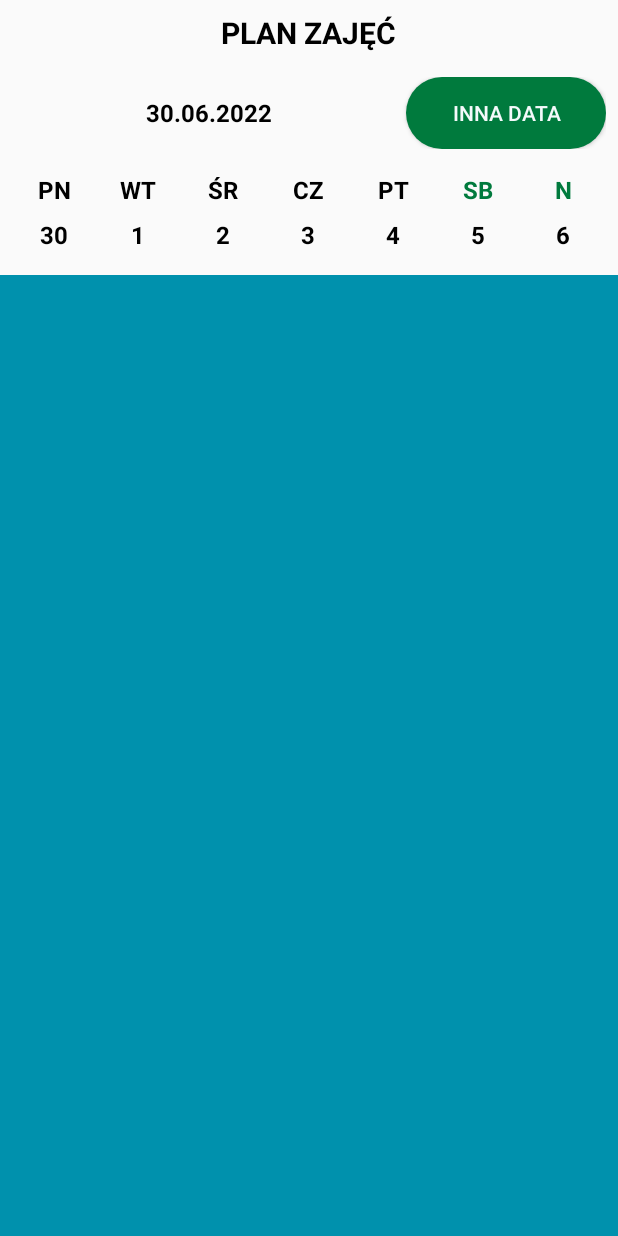
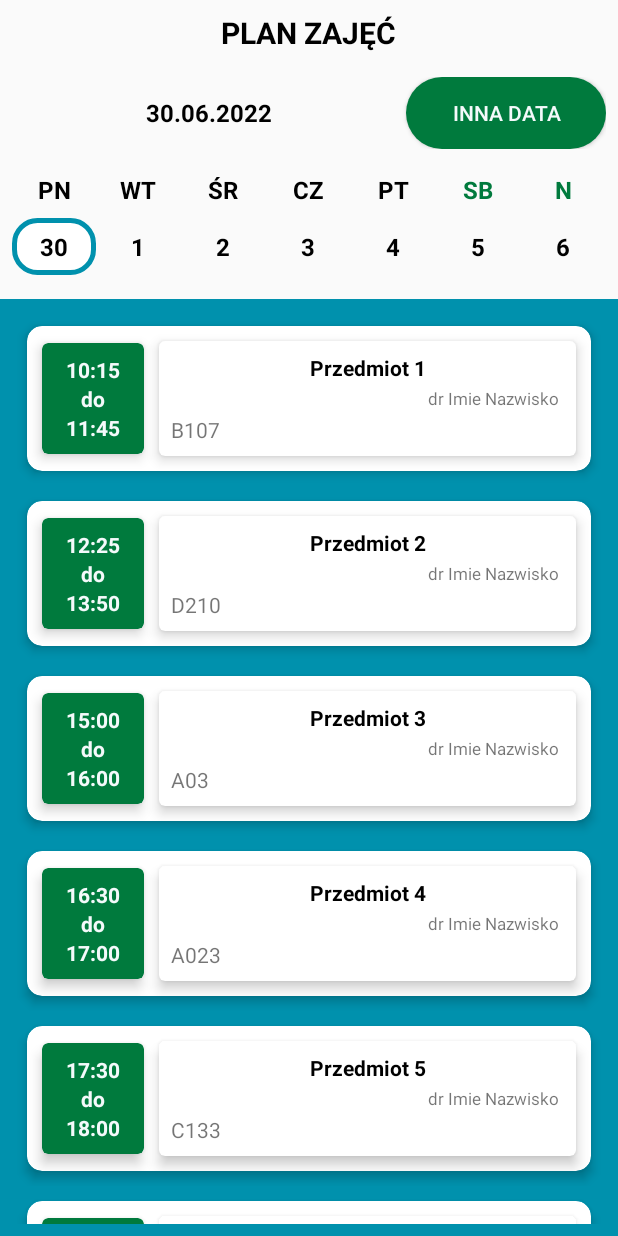
Before and after one commit to Nihon13/PrzUsosLite, an Android app: the ScheduleActivity screen opened directly, with no data from a screen before it, on a phone screen of 412 x 824 dp. Run offline under Robolectric (Android 15) with nearby library versions, the phone set to English and light mode, and no system bars.

Commit message:
Added RecycleView to ScheduleActivity

```diff
--- a/app/src/main/java/com/nihon/przusoslite/ScheduleActivity.java
+++ b/app/src/main/java/com/nihon/przusoslite/ScheduleActivity.java
@@ -3,12 +3,15 @@ package com.nihon.przusoslite;
 import android.app.DatePickerDialog;
 import android.os.Bundle;
 import android.widget.Button;
-import android.widget.DatePicker;
 import android.widget.TextView;
 
 import androidx.appcompat.app.AppCompatActivity;
+import androidx.recyclerview.widget.LinearLayoutManager;
+import androidx.recyclerview.widget.RecyclerView;
 
+import java.sql.Time;
 import java.text.SimpleDateFormat;
+import java.util.ArrayList;
 import java.util.Calendar;
 
 public class ScheduleActivity extends AppCompatActivity
@@ -20,6 +23,8 @@ public class ScheduleActivity extends AppCompatActivity
     private DatePickerDialog datePickerDialog;
     private Calendar calendar;
 
+    private ArrayList<ScheduleActivityModel> scheduleActivityModels = new ArrayList<>();
+
     @Override
     protected void onCreate(Bundle savedInstanceState)
     {
@@ -29,6 +34,8 @@ public class ScheduleActivity extends AppCompatActivity
         if (getSupportActionBar() != null) {
             getSupportActionBar().hide();
         }
+
+        RecyclerView recyclerView = findViewById(R.id.calendarRecycler);
 
         days[0] = findViewById(R.id.day_1);
         days[1] = findViewById(R.id.day_2);
@@ -46,6 +53,18 @@ public class ScheduleActivity extends AppCompatActivity
         changeDateButton.setOnClickListener(v -> initDatePicker());
 
         setDays(calendar);
+
+        addScheduleActivity(new Time(10,15,00), new Time(11, 45, 00), "Przedmiot 1", "dr Imie Nazwisko", "B107");
+        addScheduleActivity(new Time(12,25,00), new Time(13, 50, 00), "Przedmiot 2", "dr Imie Nazwisko", "D210");
+        addScheduleActivity(new Time(15,00,00), new Time(16, 00, 00), "Przedmiot 3", "dr Imie Nazwisko", "A03");
+        addScheduleActivity(new Time(16,30,00), new Time(17, 00, 00), "Przedmiot 4", "dr Imie Nazwisko", "A023");
+        addScheduleActivity(new Time(17,30,00), new Time(18, 00, 00), "Przedmiot 5", "dr Imie Nazwisko", "C133");
+        addScheduleActivity(new Time(18,30,00), new Time(19, 00, 00), "Przedmiot 6", "dr Imie Nazwisko", "A13");
+        addScheduleActivity(new Time(19,00,00), new Time(22, 00, 00), "Przedmiot 7", "dr Imie Nazwisko", "D01");
+
+        ScheduleRecycleViewAdapter adapter = new ScheduleRecycleViewAdapter(this, scheduleActivityModels);
+        recyclerView.setAdapter(adapter);
+        recyclerView.setLayoutManager(new LinearLayoutManager(this));
     }
 
     private void initDatePicker()
@@ -78,4 +97,9 @@ public class ScheduleActivity extends AppCompatActivity
         }
     }
 
+    private void addScheduleActivity(Time startTime, Time endTime, String activityName, String prof, String room)
+    {
+        scheduleActivityModels.add(new ScheduleActivityModel(startTime, endTime, activityName, prof, room));
+    }
+
 }
--- /dev/null
+++ b/app/src/main/java/com/nihon/przusoslite/ScheduleActivityModel.java
@@ -0,0 +1,71 @@
+package com.nihon.przusoslite;
+
+import java.sql.Time;
+
+public class ScheduleActivityModel
+{
+    private Time startTime;
+    private Time endTime;
+    private String activityTitle;
+    private String professor;
+    private String room;
+
+
+    public ScheduleActivityModel(Time startTime, Time endTime, String activityTitle, String professor, String room)
+    {
+        this.startTime = startTime;
+        this.endTime = endTime;
+        this.activityTitle = activityTitle;
+        this.professor = professor;
+        this.room = room;
+    }
+
+    public String getStartTime()
+    {
+        String text = startTime.getHours() + ":";
+
+        int minutes = startTime.getMinutes();
+        if (minutes < 10)
+        {
+            text = text + "0" + minutes;
+        }
+        else
+        {
+            text = text + minutes;
+        }
+
+        return text;
+    }
+
+    public String getEndTime()
+    {
+        String text = endTime.getHours() + ":";
+
+        int minutes = endTime.getMinutes();
+        if (minutes < 10)
+        {
+            text = text + "0" + minutes;
+        }
+        else
+        {
+            text = text + minutes;
+        }
+
+        return text;
+    }
+
+    public String getActivityTitle()
+    {
+        return activityTitle;
+    }
+
+    public String getProfessor()
+    {
+        return professor;
+    }
+
+    public String getRoom()
+    {
+        return room;
+    }
+}
--- /dev/null
+++ b/app/src/main/java/com/nihon/przusoslite/ScheduleRecycleViewAdapter.java
@@ -0,0 +1,70 @@
+package com.nihon.przusoslite;
+
+import android.content.Context;
+import android.view.LayoutInflater;
+import android.view.View;
+import android.view.ViewGroup;
+import android.widget.TextView;
+
+import androidx.annotation.NonNull;
+import androidx.recyclerview.widget.RecyclerView;
+
+import java.util.ArrayList;
+
+public class ScheduleRecycleViewAdapter extends RecyclerView.Adapter<ScheduleRecycleViewAdapter.MyViewHolder>
+{
+    Context context;
+    ArrayList<ScheduleActivityModel> scheduleActivityModels;
+
+    public ScheduleRecycleViewAdapter(Context context, ArrayList<ScheduleActivityModel> scheduleActivityModels)
+    {
+        this.context = context;
+        this.scheduleActivityModels = scheduleActivityModels;
+    }
+
+    @NonNull
+    @Override
+    public ScheduleRecycleViewAdapter.MyViewHolder onCreateViewHolder(@NonNull ViewGroup parent, int viewType)
+    {
+        LayoutInflater inflater = LayoutInflater.from(context);
+        View view = inflater.inflate(R.layout.recyclerview_calendarrow, parent, false);
+
+        return new ScheduleRecycleViewAdapter.MyViewHolder(view);
+    }
+
+    @Override
+    public void onBindViewHolder(@NonNull ScheduleRecycleViewAdapter.MyViewHolder holder, int position)
+    {
+        holder.tvStartHour.setText(scheduleActivityModels.get(position).getStartTime());
+        holder.tvEndHour.setText(scheduleActivityModels.get(position).getEndTime());
+        holder.tvActivityName.setText(scheduleActivityModels.get(position).getActivityTitle());
+        holder.tvProf.setText(scheduleActivityModels.get(position).getProfessor());
+        holder.tvRoom.setText(scheduleActivityModels.get(position).getRoom());
+    }
+
+    @Override
+    public int getItemCount()
+    {
+        return scheduleActivityModels.size();
+    }
+
+    public static class MyViewHolder extends RecyclerView.ViewHolder
+    {
+        TextView tvStartHour;
+        TextView tvEndHour;
+        TextView tvActivityName;
+        TextView tvProf;
+        TextView tvRoom;
+
+        public MyViewHolder(@NonNull View itemView)
+        {
+            super(itemView);
+
+            tvStartHour = itemView.findViewById(R.id.startHour);
+            tvEndHour = itemView.findViewById(R.id.endHour);
+            tvActivityName = itemView.findViewById(R.id.activityName);
+            tvProf = itemView.findViewById(R.id.professor);
+            tvRoom = itemView.findViewById(R.id.room);
+        }
+    }
+}
--- /dev/null
+++ b/app/src/main/res/drawable/activeborder.xml
@@ -0,0 +1,11 @@
+<?xml version="1.0" encoding="utf-8"?>
+<shape xmlns:android="http://schemas.android.com/apk/res/android" android:shape="rectangle" >
+    <solid android:color="@android:color/white" />
+    <stroke android:width="3dp" android:color="@color/main"/>
+    <corners
+        android:bottomLeftRadius="15dp"
+        android:bottomRightRadius="15dp"
+        android:topLeftRadius="15dp"
+        android:topRightRadius="15dp" />
+    <padding android:bottom="8dp" android:left="0dp" android:right="0dp" android:top="8dp"/>
+</shape>
--- a/app/src/main/res/layout/activity_schedule.xml
+++ b/app/src/main/res/layout/activity_schedule.xml
@@ -156,7 +156,8 @@
             android:textAlignment="center"
             android:textColor="@color/black"
             android:textSize="16sp"
-            android:textStyle="bold" />
+            android:textStyle="bold"
+            android:background="@drawable/activeborder" />
 
         <TextView
             android:id="@+id/day_2"
--- /dev/null
+++ b/app/src/main/res/layout/recyclerview_calendarrow.xml
@@ -0,0 +1,123 @@
+<?xml version="1.0" encoding="utf-8"?>
+<androidx.constraintlayout.widget.ConstraintLayout xmlns:android="http://schemas.android.com/apk/res/android"
+    xmlns:app="http://schemas.android.com/apk/res-auto"
+    xmlns:tools="http://schemas.android.com/tools"
+    android:layout_width="match_parent"
+    android:layout_height="wrap_content">
+
+    <androidx.cardview.widget.CardView
+        android:layout_width="match_parent"
+        android:layout_height="wrap_content"
+        android:layout_margin="10dp"
+        app:cardCornerRadius="10dp"
+        app:cardElevation="4dp"
+        app:cardMaxElevation="4dp"
+        app:layout_constraintBottom_toBottomOf="parent"
+        app:layout_constraintEnd_toEndOf="parent"
+        app:layout_constraintStart_toStartOf="parent"
+        app:layout_constraintTop_toTopOf="parent">
+
+        <androidx.constraintlayout.widget.ConstraintLayout
+            android:layout_width="match_parent"
+            android:layout_height="match_parent">
+
+            <androidx.cardview.widget.CardView
+                android:id="@+id/hours"
+                android:layout_width="0dp"
+                android:layout_height="wrap_content"
+                android:layout_margin="10dp"
+                android:backgroundTint="@color/accent"
+                app:cardCornerRadius="4dp"
+                app:cardElevation="5dp"
+                app:layout_constraintBottom_toBottomOf="parent"
+                app:layout_constraintStart_toStartOf="parent"
+                app:layout_constraintTop_toTopOf="parent">
+
+                <LinearLayout
+                    android:layout_width="match_parent"
+                    android:layout_height="wrap_content"
+                    android:orientation="vertical"
+                    android:paddingLeft="16dp"
+                    android:paddingTop="8dp"
+                    android:paddingRight="16dp"
+                    android:paddingBottom="8dp">
+
+                    <TextView
+                        android:id="@+id/startHour"
+                        android:layout_width="match_parent"
+                        android:layout_height="wrap_content"
+                        android:text="00:00"
+                        android:textAlignment="center"
+                        android:textColor="@color/secondary"
+                        android:textStyle="bold" />
+
+                    <TextView
+                        android:id="@+id/hoursLinker"
+                        android:layout_width="match_parent"
+                        android:layout_height="wrap_content"
+                        android:text="@string/hoursLinker"
+                        android:textAlignment="center"
+                        android:textColor="@color/secondary"
+                        android:textStyle="bold" />
+
+                    <TextView
+                        android:id="@+id/endHour"
+                        android:layout_width="match_parent"
+                        android:layout_height="wrap_content"
+                        android:text="00:00"
+                        android:textAlignment="center"
+                        android:textColor="@color/secondary"
+                        android:textStyle="bold" />
+
+                </LinearLayout>
+
+            </androidx.cardview.widget.CardView>
+
+            <androidx.cardview.widget.CardView
+                android:id="@+id/activity"
+                android:layout_width="0dp"
+                android:layout_height="wrap_content"
+                android:layout_margin="10dp"
+                android:background="@color/white"
+                app:cardCornerRadius="4dp"
+                app:cardElevation="5dp"
+                app:layout_constraintBottom_toBottomOf="parent"
+                app:layout_constraintEnd_toEndOf="parent"
+                app:layout_constraintStart_toEndOf="@+id/hours"
+                app:layout_constraintTop_toTopOf="parent">
+
+                <LinearLayout
+                    android:layout_width="match_parent"
+                    android:layout_height="wrap_content"
+                    android:orientation="vertical"
+                    android:padding="8dp">
+
+                    <TextView
+                        android:id="@+id/activityName"
+                        android:layout_width="match_parent"
+                        android:layout_height="wrap_content"
+                        android:text="Nazwa Przedmiotu"
+                        android:textAlignment="center"
+                        android:textColor="@color/black"
+                        android:textStyle="bold" />
+
+                    <TextView
+                        android:id="@+id/professor"
+                        android:layout_width="match_parent"
+                        android:layout_height="wrap_content"
+                        android:layout_margin="3dp"
+                        android:text="Imie Nazwisko"
+                        android:textAlignment="viewEnd"
+                        android:textSize="11sp" />
+
+                    <TextView
+                        android:id="@+id/room"
+                        android:layout_width="match_parent"
+                        android:layout_height="wrap_content"
+                        android:text="A000"
+                        android:textAlignment="viewStart" />
+                </LinearLayout>
+            </androidx.cardview.widget.CardView>
+        </androidx.constraintlayout.widget.ConstraintLayout>
+    </androidx.cardview.widget.CardView>
+</androidx.constraintlayout.widget.ConstraintLayout>
--- a/app/src/main/res/values/strings.xml
+++ b/app/src/main/res/values/strings.xml
@@ -15,4 +15,5 @@
     <string name="saturdaysym">SB</string>
     <string name="sundaysym">N</string>
     <string name="diffdate">Inna data</string>
+    <string name="hoursLinker">do</string>
 </resources>
```
